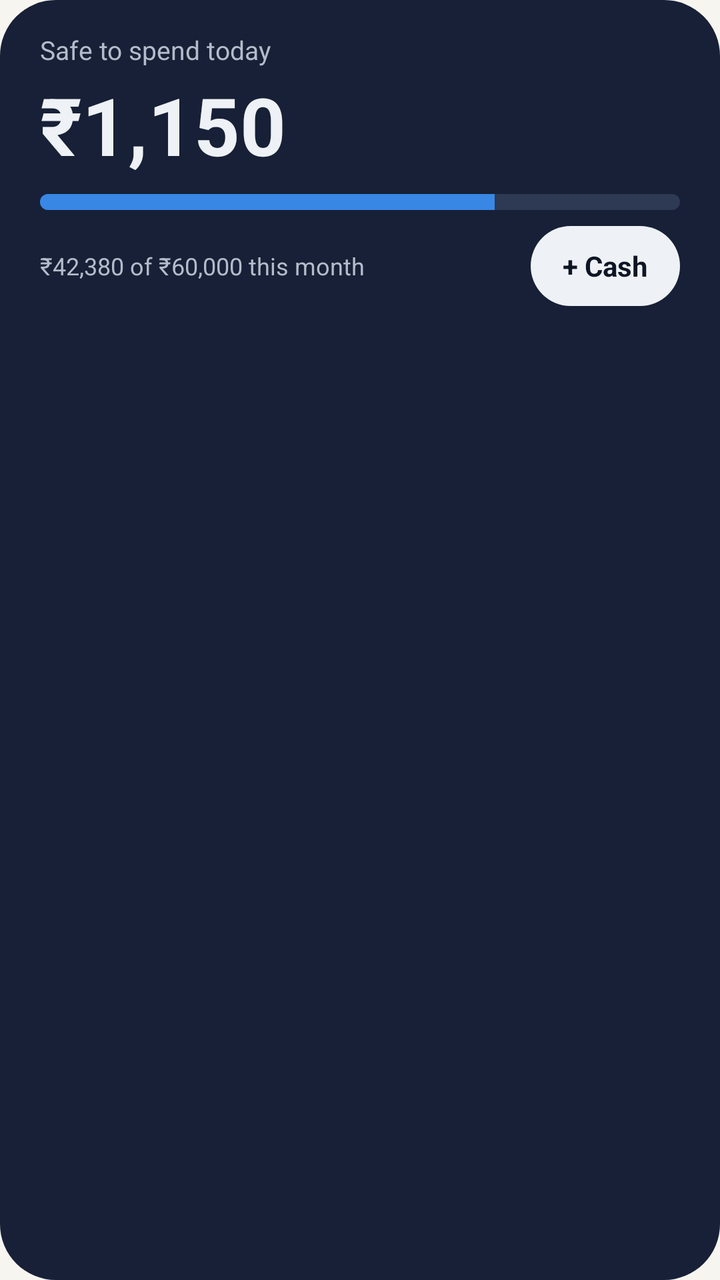
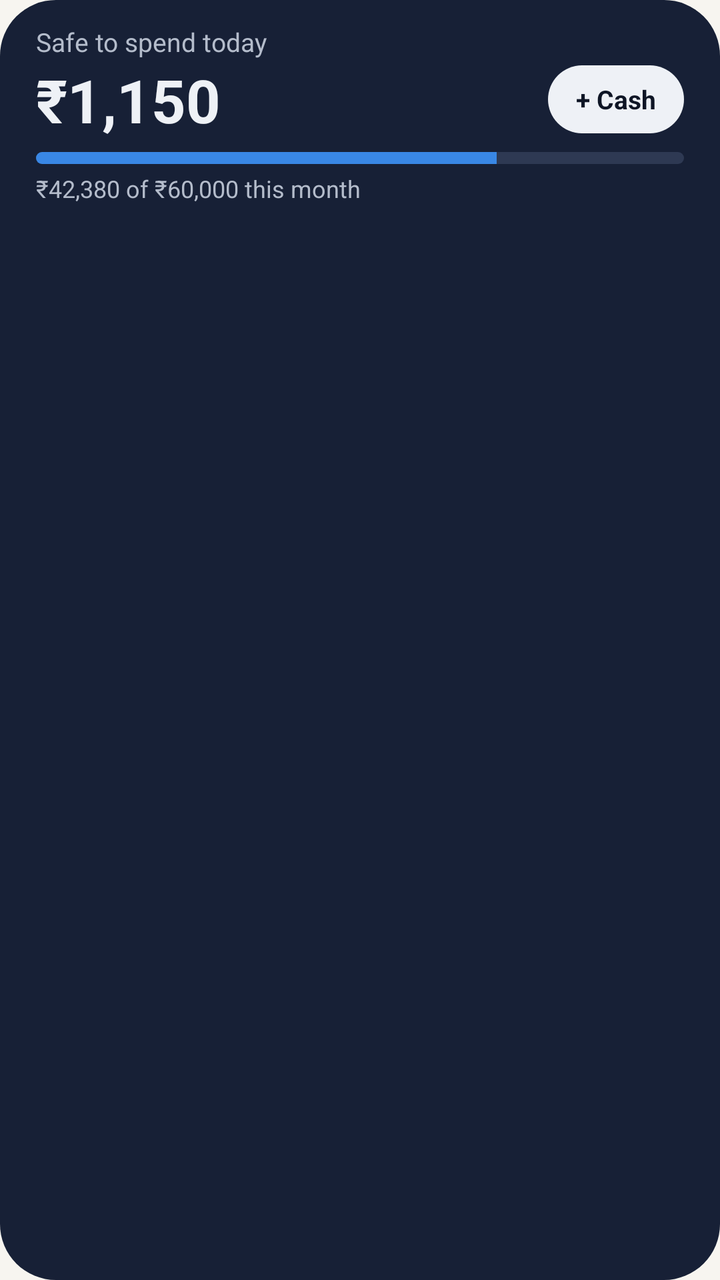

Two renders of the same Android screen: before a commit and after it. Below are the layout's source before the change and the commit's diff.
<!-- AndroidManifest.xml: application theme Theme.Kharcha -->
<!-- res/layout/deck_card_safe.xml -->
<?xml version="1.0" encoding="utf-8"?>
<LinearLayout xmlns:android="http://schemas.android.com/apk/res/android"
    android:id="@+id/card"
    android:layout_width="match_parent"
    android:layout_height="match_parent"
    android:background="@drawable/widget_card_bg"
    android:orientation="vertical"
    android:paddingHorizontal="20dp"
    android:paddingVertical="16dp">

    <TextView
        style="@style/WidgetLabel"
        android:layout_width="wrap_content"
        android:layout_height="wrap_content"
        android:text="Safe to spend today" />

    <TextView
        android:id="@+id/safe_amount"
        style="@style/WidgetTitle"
        android:layout_width="wrap_content"
        android:layout_height="wrap_content"
        android:layout_marginTop="2dp"
        android:text="₹1,150"
        android:textSize="40sp" />

    <ProgressBar
        android:id="@+id/safe_bar"
        style="@style/WidgetBar"
        android:layout_width="match_parent"
        android:layout_height="8dp"
        android:layout_marginTop="8dp"
        android:progress="71" />

    <ProgressBar
        android:id="@+id/safe_bar_over"
        style="@style/WidgetBar"
        android:layout_width="match_parent"
        android:layout_height="8dp"
        android:layout_marginTop="8dp"
        android:progress="100"
        android:progressDrawable="@drawable/widget_bar_orange"
        android:visibility="gone" />

    <LinearLayout
        android:layout_width="match_parent"
        android:layout_height="wrap_content"
        android:layout_marginTop="8dp"
        android:gravity="center_vertical"
        android:orientation="horizontal">

        <TextView
            android:id="@+id/safe_caption"
            style="@style/WidgetLabel"
            android:layout_width="0dp"
            android:layout_height="wrap_content"
            android:layout_weight="1"
            android:text="₹42,380 of ₹60,000 this month"
            android:textSize="12sp" />

        <TextView
            android:id="@+id/safe_cash"
            android:layout_width="wrap_content"
            android:layout_height="40dp"
            android:background="@drawable/widget_pill_bg"
            android:gravity="center"
            android:paddingHorizontal="16dp"
            android:text="+ Cash"
            android:textColor="@color/widget_ink"
            android:textSize="14sp"
            android:textStyle="bold" />
    </LinearLayout>
</LinearLayout>
<!-- resources referenced by this layout -->
<resources>
  <color name="widget_ink">#0E1525</color>
  <!-- drawable widget_bar_orange (drawable) -->
  <?xml version="1.0" encoding="utf-8"?>
  <layer-list xmlns:android="http://schemas.android.com/apk/res/android">
      <item android:id="@android:id/background">
          <shape><solid android:color="#2E3953" /><corners android:radius="4dp" /></shape>
      </item>
      <item android:id="@android:id/progress">
          <clip><shape><solid android:color="#F08A5D" /><corners android:radius="4dp" /></shape></clip>
      </item>
  </layer-list>
  <!-- drawable widget_card_bg (drawable) -->
  <?xml version="1.0" encoding="utf-8"?>
  <shape xmlns:android="http://schemas.android.com/apk/res/android" android:shape="rectangle">
      <solid android:color="#172036" />
      <corners android:radius="28dp" />
  </shape>
  <!-- drawable widget_pill_bg (drawable) -->
  <?xml version="1.0" encoding="utf-8"?>
  <shape xmlns:android="http://schemas.android.com/apk/res/android" android:shape="rectangle">
      <solid android:color="#EEF1F6" />
      <corners android:radius="20dp" />
  </shape>
  <style name="WidgetBar" parent="android:Widget.Material.ProgressBar.Horizontal">
          <item name="android:max">100</item>
          <item name="android:progressDrawable">@drawable/widget_bar_blue</item>
      </style>
  <style name="WidgetLabel">
          <item name="android:textColor">@color/widget_muted</item>
          <item name="android:textSize">13sp</item>
          <item name="android:maxLines">1</item>
          <item name="android:ellipsize">end</item>
      </style>
  <style name="WidgetTitle">
          <item name="android:textColor">@color/widget_text</item>
          <item name="android:textSize">16sp</item>
          <item name="android:textStyle">bold</item>
          <item name="android:maxLines">1</item>
          <item name="android:ellipsize">end</item>
      </style>
  <style name="Theme.Kharcha" parent="android:Theme.Material.Light.NoActionBar">
          <item name="android:windowBackground">@color/background</item>
          <item name="android:statusBarColor">@android:color/transparent</item>
          <item name="android:navigationBarColor">@android:color/transparent</item>
      </style>
  <!-- drawable widget_bar_blue (drawable) -->
  <?xml version="1.0" encoding="utf-8"?>
  <layer-list xmlns:android="http://schemas.android.com/apk/res/android">
      <item android:id="@android:id/background">
          <shape><solid android:color="#2E3953" /><corners android:radius="4dp" /></shape>
      </item>
      <item android:id="@android:id/progress">
          <clip><shape><solid android:color="#3987E5" /><corners android:radius="4dp" /></shape></clip>
      </item>
  </layer-list>
  <color name="widget_muted">#B4BCCB</color>
  <color name="widget_text">#EEF1F6</color>
  <color name="background">#F7F5F0</color>
</resources>

<!-- the commit's change to res/layout/deck_card_safe.xml (unified diff, before → after) -->
@@ -5,68 +5,68 @@
     android:layout_height="match_parent"
     android:background="@drawable/widget_card_bg"
     android:orientation="vertical"
-    android:paddingHorizontal="20dp"
-    android:paddingVertical="16dp">
+    android:paddingHorizontal="18dp"
+    android:paddingVertical="12dp">
 
     <TextView
         style="@style/WidgetLabel"
-        android:layout_width="wrap_content"
+        android:layout_width="match_parent"
         android:layout_height="wrap_content"
+        android:layout_marginEnd="36dp"
         android:text="Safe to spend today" />
 
-    <TextView
-        android:id="@+id/safe_amount"
-        style="@style/WidgetTitle"
-        android:layout_width="wrap_content"
+    <LinearLayout
+        android:layout_width="match_parent"
         android:layout_height="wrap_content"
-        android:layout_marginTop="2dp"
-        android:text="₹1,150"
-        android:textSize="40sp" />
+        android:gravity="center_vertical"
+        android:orientation="horizontal">
+
+        <TextView
+            android:id="@+id/safe_amount"
+            style="@style/WidgetTitle"
+            android:layout_width="0dp"
+            android:layout_height="wrap_content"
+            android:layout_weight="1"
+            android:text="₹1,150"
+            android:textSize="30sp" />
+
+        <TextView
+            android:id="@+id/safe_cash"
+            android:layout_width="wrap_content"
+            android:layout_height="34dp"
+            android:background="@drawable/widget_pill_bg"
+            android:gravity="center"
+            android:paddingHorizontal="14dp"
+            android:text="+ Cash"
+            android:textColor="@color/widget_ink"
+            android:textSize="13sp"
+            android:textStyle="bold" />
+    </LinearLayout>
 
     <ProgressBar
         android:id="@+id/safe_bar"
         style="@style/WidgetBar"
         android:layout_width="match_parent"
-        android:layout_height="8dp"
-        android:layout_marginTop="8dp"
+        android:layout_height="6dp"
+        android:layout_marginTop="6dp"
         android:progress="71" />
 
     <ProgressBar
         android:id="@+id/safe_bar_over"
         style="@style/WidgetBar"
         android:layout_width="match_parent"
-        android:layout_height="8dp"
-        android:layout_marginTop="8dp"
+        android:layout_height="6dp"
+        android:layout_marginTop="6dp"
         android:progress="100"
         android:progressDrawable="@drawable/widget_bar_orange"
         android:visibility="gone" />
 
-    <LinearLayout
+    <TextView
+        android:id="@+id/safe_caption"
+        style="@style/WidgetLabel"
         android:layout_width="match_parent"
         android:layout_height="wrap_content"
-        android:layout_marginTop="8dp"
-        android:gravity="center_vertical"
-        android:orientation="horizontal">
-
-        <TextView
-            android:id="@+id/safe_caption"
-            style="@style/WidgetLabel"
-            android:layout_width="0dp"
-            android:layout_height="wrap_content"
-            android:layout_weight="1"
-            android:text="₹42,380 of ₹60,000 this month"
-            android:textSize="12sp" />
-
-        <TextView
-            android:id="@+id/safe_cash"
-            android:layout_width="wrap_content"
-            android:layout_height="40dp"
-            android:background="@drawable/widget_pill_bg"
-            android:gravity="center"
-            android:paddingHorizontal="16dp"
-            android:text="+ Cash"
-            android:textColor="@color/widget_ink"
-            android:textSize="14sp"
-            android:textStyle="bold" />
-    </LinearLayout>
+        android:layout_marginTop="4dp"
+        android:text="₹42,380 of ₹60,000 this month"
+        android:textSize="12sp" />
 </LinearLayout>
